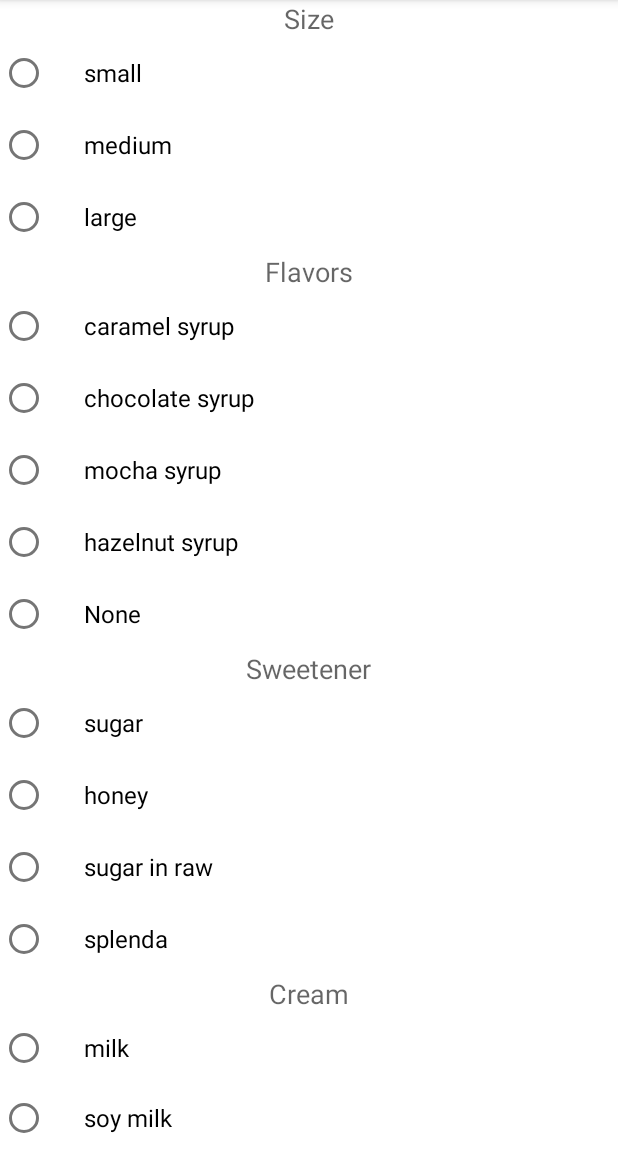
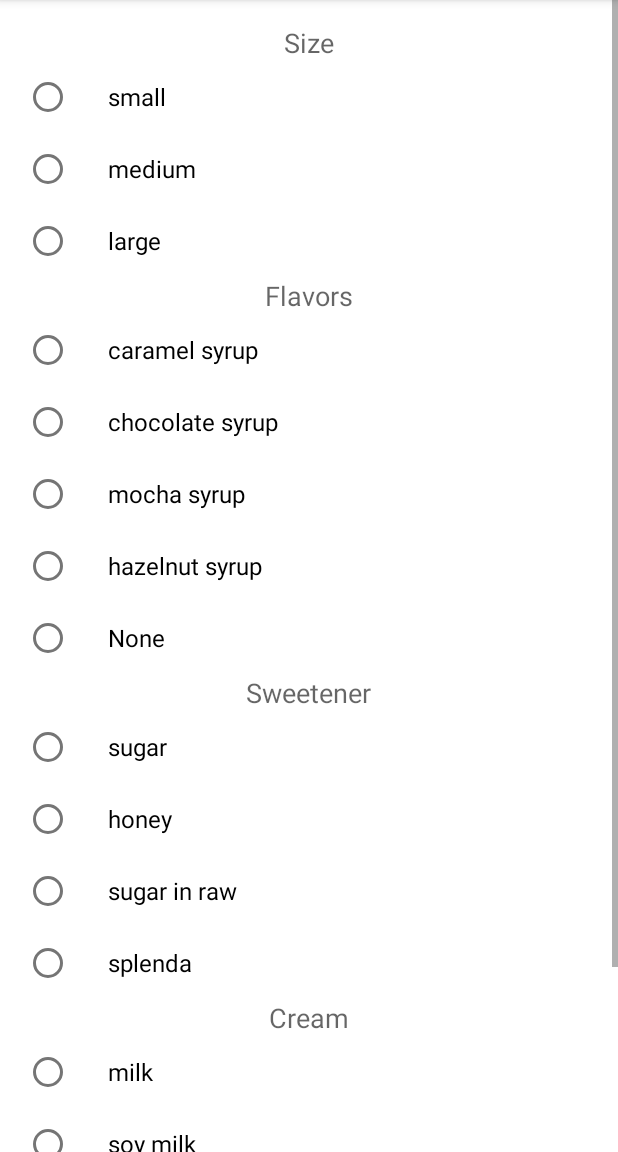
Before and after one commit to sclie001/Coffe_Shop, an Android app: the BrewedActivity screen opened directly, with no data from a screen before it, on a phone screen of 412 x 824 dp, the part 84-1236 px from its top. Run offline under Robolectric (Android 15) with nearby library versions, the phone set to English and light mode, and no system bars.

Commit message:
Added scroll view feature to brewed coffee order form

```diff
--- a/app/src/main/java/com/example/coffee/BrewedActivity.java
+++ b/app/src/main/java/com/example/coffee/BrewedActivity.java
@@ -14,6 +14,7 @@ public class BrewedActivity extends AppCompatActivity {
     public void onCreate(Bundle savedInstanceState){
         super.onCreate(savedInstanceState);
         setContentView(R.layout.activity_brewed_order_form);
+
 
         RadioGroup flavors = findViewById(R.id.flavors_rad_group);
         RadioGroup sweeteners = findViewById(R.id.sweeteners_rad_group);
@@ -53,8 +54,8 @@ public class BrewedActivity extends AppCompatActivity {
                 Coffee brewedCoffee = new Coffee(creamerSelected, sweetenerSelected,
                         flavorSelcted, sizeSelected);
 
-                /*create a list and display as receipt*/
-                /*when button clicked, it takes you to another activity to show receipt*/
+                /*create a list and display as receipt
+                when button clicked, it takes you to another activity to show receipt*/
 
             }
         });
--- a/app/src/main/res/layout/activity_brewed_order_form.xml
+++ b/app/src/main/res/layout/activity_brewed_order_form.xml
@@ -1,13 +1,23 @@
 <?xml version="1.0" encoding="utf-8"?>
 <LinearLayout xmlns:android="http://schemas.android.com/apk/res/android"
+    android:layout_width="fill_parent"
+    android:layout_height="fill_parent"
+    android:orientation="vertical">
+
+    <ScrollView
         android:layout_width="match_parent"
-    android:layout_height="match_parent"
+        android:layout_height="match_parent">
+
+        <LinearLayout
+            android:layout_width="match_parent"
+            android:layout_height="wrap_content"
+            android:layout_margin="16dp"
             android:orientation="vertical">
 
             <TextView
                 android:id="@+id/title_size"
                 style="@style/HeaderTextStyle"
-        android:text="@string/size_title"/>
+                android:text="@string/size_title" />
 
             <RadioGroup
                 android:id="@+id/size_rad_group"
@@ -17,56 +27,61 @@
                 <RadioButton
                     android:id="@+id/size_small"
                     style="@style/RadioButtonStyle"
-            android:text="@string/size_small_text"/>
+                    android:text="@string/size_small_text" />
 
                 <RadioButton
                     android:id="@+id/size_medium"
                     style="@style/RadioButtonStyle"
-            android:text="@string/size_medium_text"/>
+                    android:text="@string/size_medium_text" />
 
                 <RadioButton
                     android:id="@+id/size_large"
                     style="@style/RadioButtonStyle"
-            android:text="@string/size_large_text"/>
+                    android:text="@string/size_large_text" />
 
             </RadioGroup>
 
             <TextView
                 android:id="@+id/title_flavor"
                 style="@style/HeaderTextStyle"
-        android:text="@string/flavors_title"/>
+                android:text="@string/flavors_title" />
 
             <RadioGroup
                 android:id="@+id/flavors_rad_group"
                 android:layout_width="match_parent"
                 android:layout_height="wrap_content">
+
                 <RadioButton
                     android:id="@+id/flavor_caramel_syrup"
                     style="@style/RadioButtonStyle"
                     android:text="@string/caramel_syrup_text" />
+
                 <RadioButton
                     android:id="@+id/flavor_chocolate_syrup"
                     style="@style/RadioButtonStyle"
                     android:text="@string/chocolate_syrup_text" />
+
                 <RadioButton
                     android:id="@+id/flavor_mocha_syrup"
                     style="@style/RadioButtonStyle"
-            android:text="@string/mocha_syrup_text"/>
+                    android:text="@string/mocha_syrup_text" />
+
                 <RadioButton
                     android:id="@+id/flavor_hazelnut_syrup"
                     style="@style/RadioButtonStyle"
-            android:text="@string/hazelnut_syrup_text"/>
+                    android:text="@string/hazelnut_syrup_text" />
+
                 <RadioButton
                     android:id="@+id/flavor_no_syrup"
                     style="@style/RadioButtonStyle"
-            android:text="@string/no_flavor_text"/>
+                    android:text="@string/no_flavor_text" />
 
             </RadioGroup>
 
             <TextView
                 android:id="@+id/title_sweetener"
                 style="@style/HeaderTextStyle"
-        android:text="@string/sweetener_title"/>
+                android:text="@string/sweetener_title" />
 
             <RadioGroup
                 android:id="@+id/sweeteners_rad_group"
@@ -76,29 +91,30 @@
                 <RadioButton
                     android:id="@+id/sweetener_sugar"
                     style="@style/RadioButtonStyle"
-            android:text="@string/sweetener_sugar_text"/>
+                    android:text="@string/sweetener_sugar_text" />
 
                 <RadioButton
                     android:id="@+id/sweetener_honey"
                     style="@style/RadioButtonStyle"
-            android:text="@string/sweetener_honey_text"/>
+                    android:text="@string/sweetener_honey_text" />
 
                 <RadioButton
                     android:id="@+id/sweetener_sugar_in_raw"
                     style="@style/RadioButtonStyle"
-            android:text="@string/sweetener_sugar_in_raw_text"/>
+                    android:text="@string/sweetener_sugar_in_raw_text" />
 
                 <RadioButton
                     android:id="@+id/sweetener_splenda"
                     style="@style/RadioButtonStyle"
-            android:text="@string/sweetener_splenda_text"/>
+                    android:text="@string/sweetener_splenda_text" />
 
             </RadioGroup>
 
             <TextView
                 android:id="@+id/title_creamer"
                 style="@style/HeaderTextStyle"
-        android:text="@string/creamer_title"/>
+                android:text="@string/creamer_title" />
+
             <RadioGroup
                 android:id="@+id/creamer_rad_group"
                 android:layout_width="match_parent"
@@ -107,20 +123,29 @@
                 <RadioButton
                     android:id="@+id/creamer_milk"
                     style="@style/RadioButtonStyle"
-            android:text="@string/creamer_milk_text"/>
+                    android:text="@string/creamer_milk_text" />
 
                 <RadioButton
                     android:id="@+id/creamer_soy_milk"
                     style="@style/RadioButtonStyle"
-            android:text="@string/creamer_soy_text"/>
+                    android:text="@string/creamer_soy_text" />
 
                 <RadioButton
                     android:id="@+id/creamer_coconut"
                     style="@style/RadioButtonStyle"
-            android:text="@string/creamer_coconut_text"/>
-
-
-
+                    android:text="@string/creamer_coconut_text" />
             </RadioGroup>
 
+            <Button
+                android:id="@+id/order_btn"
+                android:layout_width="wrap_content"
+                android:layout_height="wrap_content"
+                android:layout_gravity="center_horizontal"
+                android:layout_margin="16dp"
+                android:text="Order" />
+
         </LinearLayout>
+
+    </ScrollView>
+
+</LinearLayout>
```
Lines whose indentation alone changed are shown as unchanged.
